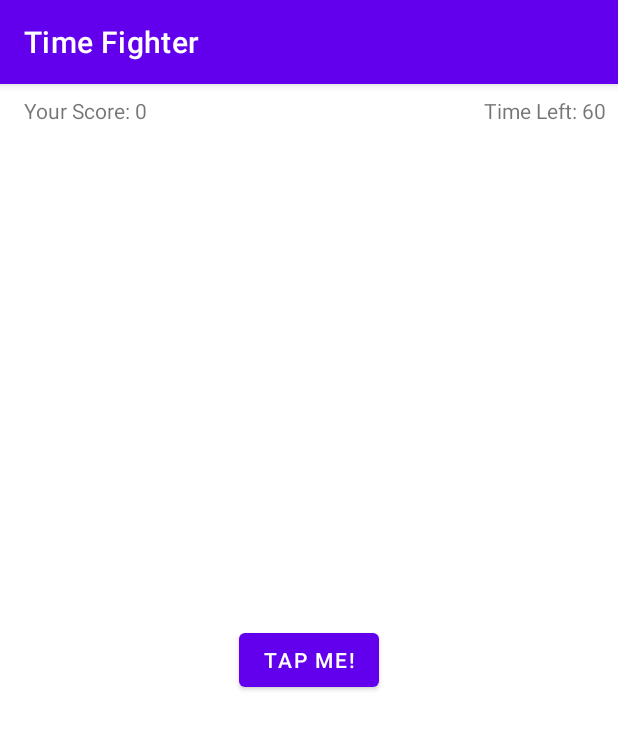
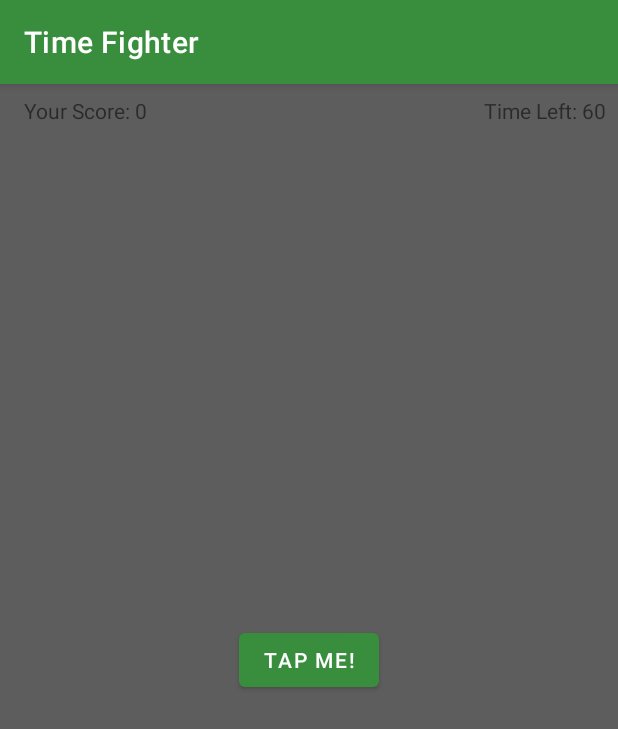
Before and after one commit to Sebastien-Remy/Android-RW-01-TimeFighter, an Android app: the screen it shows after launch (MainActivity), on a phone screen of 412 x 824 dp. Shown: the top 729 px of the screen. Run offline under Robolectric (Android 15) with nearby library versions, the phone set to English and light mode, and no system bars.

Commit message:
Color change

```diff
--- a/app/src/main/res/layout/activity_main.xml
+++ b/app/src/main/res/layout/activity_main.xml
@@ -4,6 +4,7 @@
     xmlns:tools="http://schemas.android.com/tools"
     android:layout_width="match_parent"
     android:layout_height="match_parent"
+    android:background="@color/backgroundColor"
     tools:context=".MainActivity">
 
     <TextView
--- a/app/src/main/res/values-night/themes.xml
+++ b/app/src/main/res/values-night/themes.xml
@@ -2,12 +2,12 @@
     <!-- Base application theme. -->
     <style name="Theme.TimeFighter" parent="Theme.MaterialComponents.DayNight.DarkActionBar">
         <!-- Primary brand color. -->
-        <item name="colorPrimary">@color/purple_200</item>
-        <item name="colorPrimaryVariant">@color/purple_700</item>
+        <item name="colorPrimary">@color/colorPrimary</item>
+        <item name="colorPrimaryVariant">@color/colorPrimary</item>
         <item name="colorOnPrimary">@color/black</item>
         <!-- Secondary brand color. -->
-        <item name="colorSecondary">@color/teal_200</item>
-        <item name="colorSecondaryVariant">@color/teal_200</item>
+        <item name="colorSecondary">@color/colorAccent</item>
+        <item name="colorSecondaryVariant">@color/colorAccent</item>
         <item name="colorOnSecondary">@color/black</item>
         <!-- Status bar color. -->
         <item name="android:statusBarColor" tools:targetApi="l">?attr/colorPrimaryVariant</item>
--- a/app/src/main/res/values/colors.xml
+++ b/app/src/main/res/values/colors.xml
@@ -1,10 +1,8 @@
 <?xml version="1.0" encoding="utf-8"?>
 <resources>
-    <color name="purple_200">#FFBB86FC</color>
-    <color name="purple_500">#FF6200EE</color>
-    <color name="purple_700">#FF3700B3</color>
-    <color name="teal_200">#FF03DAC5</color>
-    <color name="teal_700">#FF018786</color>
+    <color name="colorPrimary">#388E3C</color>
+    <color name="colorAccent">#388E3C</color>
+    <color name="backgroundColor">#5E5D5D</color>
     <color name="black">#FF000000</color>
     <color name="white">#FFFFFFFF</color>
 </resources>
--- a/app/src/main/res/values/themes.xml
+++ b/app/src/main/res/values/themes.xml
@@ -2,12 +2,12 @@
     <!-- Base application theme. -->
     <style name="Theme.TimeFighter" parent="Theme.MaterialComponents.DayNight.DarkActionBar">
         <!-- Primary brand color. -->
-        <item name="colorPrimary">@color/purple_500</item>
-        <item name="colorPrimaryVariant">@color/purple_700</item>
+        <item name="colorPrimary">@color/colorPrimary</item>
+        <item name="colorPrimaryVariant">@color/colorPrimary</item>
         <item name="colorOnPrimary">@color/white</item>
         <!-- Secondary brand color. -->
-        <item name="colorSecondary">@color/teal_200</item>
-        <item name="colorSecondaryVariant">@color/teal_700</item>
+        <item name="colorSecondary">@color/colorAccent</item>
+        <item name="colorSecondaryVariant">@color/colorAccent</item>
         <item name="colorOnSecondary">@color/black</item>
         <!-- Status bar color. -->
         <item name="android:statusBarColor" tools:targetApi="l">?attr/colorPrimaryVariant</item>
```
